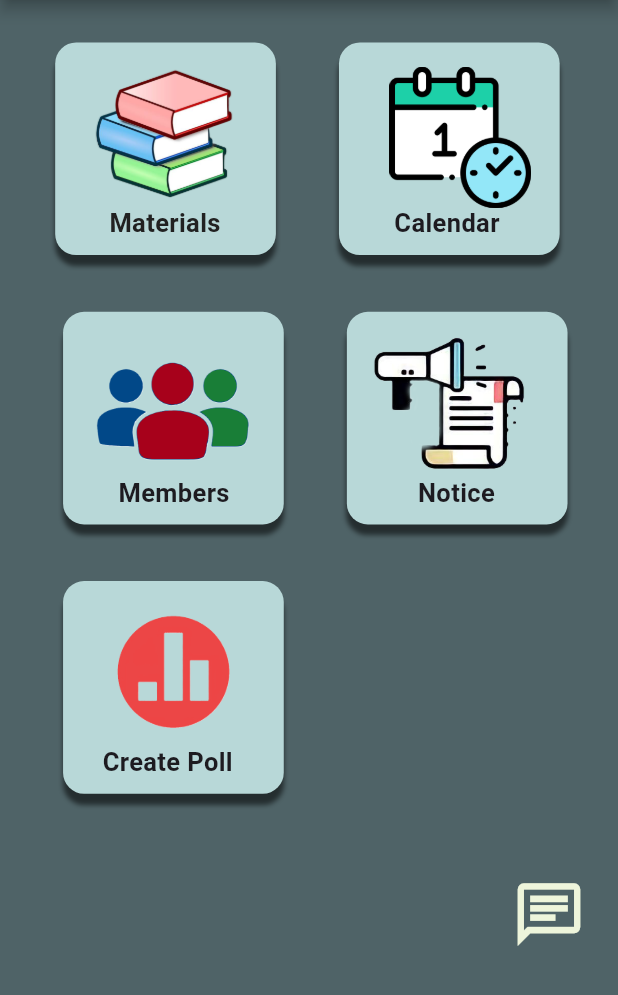
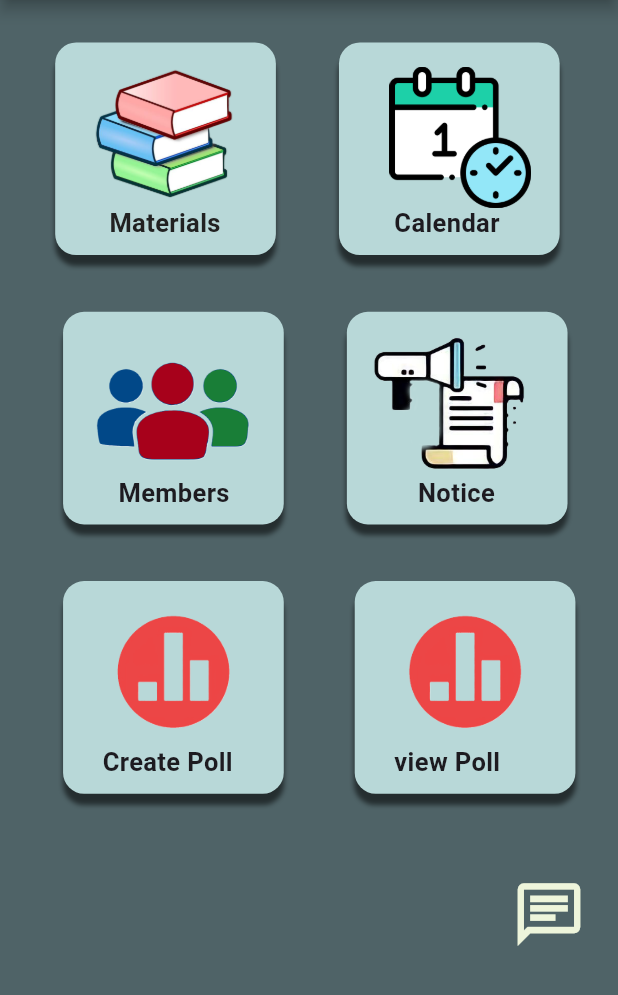
Before and after one commit to Mashrur112/Uni-Craft, a Flutter app: the Dashboard screen opened directly with empty values, on a phone screen of 412 x 824 dp, the part 241-1236 px from its top. Run offline on Flutter 3.47's test engine with Material 3 defaults, Android fonts, the phone set to English and light mode, and no system bars; our stand-ins replace cached_network_image, cloud_firestore, connectivity_plus, file_picker, firebase_auth, firebase_core and 7 more; missing offline and left inert: flutter_facebook_auth, xid; accounts and stored records are empty; generated files the repository leaves out were written again.

Commit message:
can vote in poll

```diff
--- a/lib/auth2.dart
+++ b/lib/auth2.dart
@@ -49,6 +49,7 @@ class _AuthpageState2 extends State<Authpage2> {
                 stream: FirebaseFirestore.instance
                     .collection('Profile' )
 
+
                     .snapshots(),
                 builder: (context, AsyncSnapshot<QuerySnapshot> snapshot) {
                   //var data= snapshot.data!.docs[0];
@@ -80,6 +81,7 @@ class _AuthpageState2 extends State<Authpage2> {
                   }
 
                   if (snapshot.hasData && snapshot.data!.docs.length >= 1 && snap==true ) {
+                    snap=false;
 
 
 
--- a/lib/createPoll.dart
+++ b/lib/createPoll.dart
@@ -16,6 +16,7 @@ class _CreatePollState extends State<CreatePoll> {
   final TextEditingController _option3Controller = TextEditingController();
 
   List<String> options = [];
+  List<String> poll_id = [];
 
   @override
   void dispose() {
@@ -112,7 +113,8 @@ class _CreatePollState extends State<CreatePoll> {
       polls.doc(widget.uid_admin).update({
         'caption': caption,
         'options': options,
-        'votes': List.filled(options.length, 0), // Initialize votes for each option
+        'votes': List.filled(options.length, '0'),
+        'poll_id':List.filled(0, '0'),
       }).then((value) {
         // Successfully added to Firestore
         print('Poll created with ID: ${widget.uid_admin}');
--- a/lib/dashboard.dart
+++ b/lib/dashboard.dart
@@ -6,6 +6,7 @@ import 'package:google_sign_in/google_sign_in.dart';
 import 'package:uni_craft/chat.dart';
 import 'package:uni_craft/createPoll.dart';
 import 'package:uni_craft/study_Materials.dart';
+import 'package:uni_craft/viewPoll.dart';
 import 'package:uni_craft/widget/uploadFile.dart';
 
 import 'Homepage.dart';
@@ -446,6 +447,8 @@ class _DashboardState extends State<Dashboard> {
                           (40 / 392) * screenW, ((40 / 872) * screenH)),
                     ),
                     widget.role != "General member"?
+                    Row(
+                      children: [
                         Padding(
                           padding:  EdgeInsets.fromLTRB(((40/392)*screenW), 0, 0, 0),
                           child: GestureDetector(
@@ -501,6 +504,69 @@ class _DashboardState extends State<Dashboard> {
                               ]),
                             ),
                           ),
+                        ),
+                        SizedBox.fromSize(
+                          size: Size((5 / 392) * screenW,
+                              ((20 / 872) * screenH)),
+                        ),
+                        Padding(
+                          padding:  EdgeInsets.fromLTRB(((40/392)*screenW), 0, 0, 0),
+                          child: GestureDetector(
+                            onTap: () {
+
+                              Navigator.push(
+                                  context,
+                                  MaterialPageRoute(
+                                      builder: (context) => ViewPoll( widget.uid_admin,)));
+                            },
+                            child: Container(
+                              height: (150 / 872) * screenH,
+                              width: (140 / 392) * screenW,
+                              decoration: BoxDecoration(
+                                  color: Color(0xffb8d8d8),
+                                  borderRadius: BorderRadius.circular(14),
+                                  boxShadow: const [
+                                    BoxShadow(
+                                      color: Colors.black54,
+                                      offset: Offset(0, 7),
+                                      spreadRadius: 0,
+                                      blurRadius: 2,
+                                    )
+                                  ]),
+                              child: Stack(children: [
+                                Padding(
+                                  padding: EdgeInsets.fromLTRB(
+                                      (20 / 392) * screenW,
+                                      (14 / 872) * screenH,
+                                      0,
+                                      0),
+                                  child: Image.asset(
+
+                                    "assets/images/poll.png",
+                                    height: (100 / 872) * screenH,
+                                    width: (100/ 392) * screenW,
+                                  ),
+                                ),
+                                Padding(
+                                  padding: EdgeInsets.fromLTRB(
+                                      (25 / 392) * screenW,
+                                      (115 / 872) * screenH,
+                                      0,
+                                      0),
+                                  child: Text(
+                                    "view Poll",
+                                    style: TextStyle(
+                                        fontWeight: FontWeight.bold,
+                                        fontSize: 17),
+                                  ),
+                                ),
+
+                              ]),
+                            ),
+                          ),
+                        ),
+
+                      ],
                     ):
                     Padding(
                       padding:  EdgeInsets.fromLTRB(((40/392)*screenW), 0, 0, 0),
--- a/lib/main.dart
+++ b/lib/main.dart
@@ -33,7 +33,7 @@ class Craft extends StatelessWidget {
     // TODO: implement build
     // SystemChrome.setEnabledSystemUIMode(SystemUiMode.leanBack);
 
-    return const GetMaterialApp(
+    return  GetMaterialApp(
       title: "Uni Craft",
       debugShowCheckedModeBanner: true,
 
```
Also changed, not shown: lib/viewPoll.dart (added, +151 -0 lines). Lines whose indentation alone changed are shown as unchanged.
